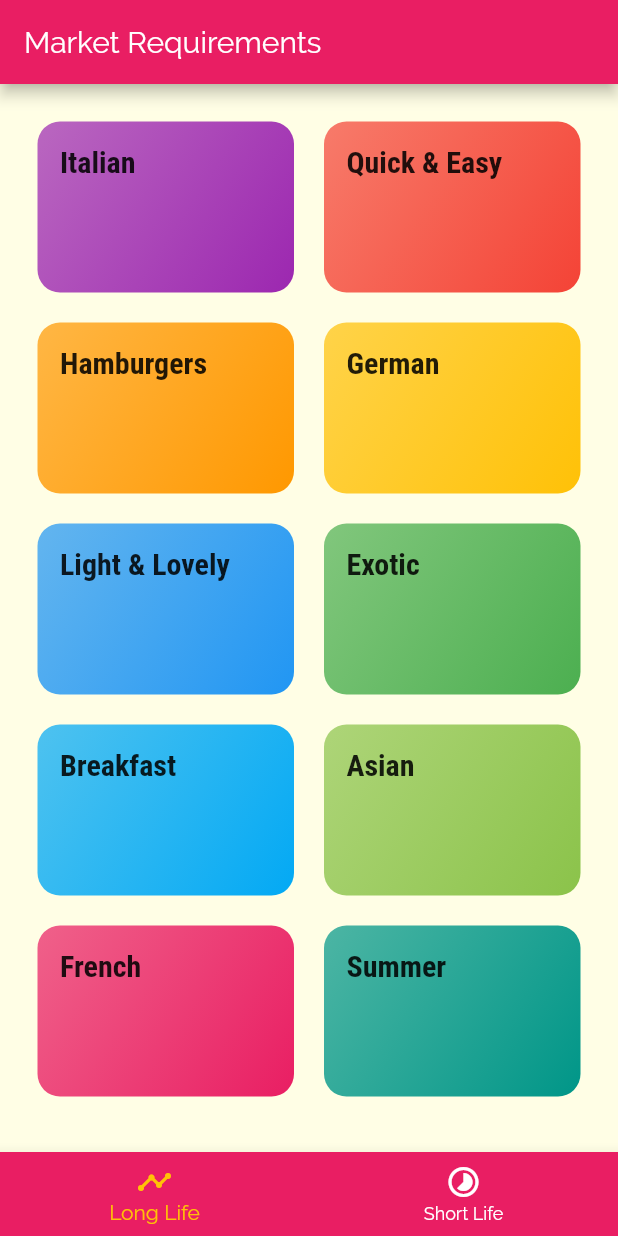
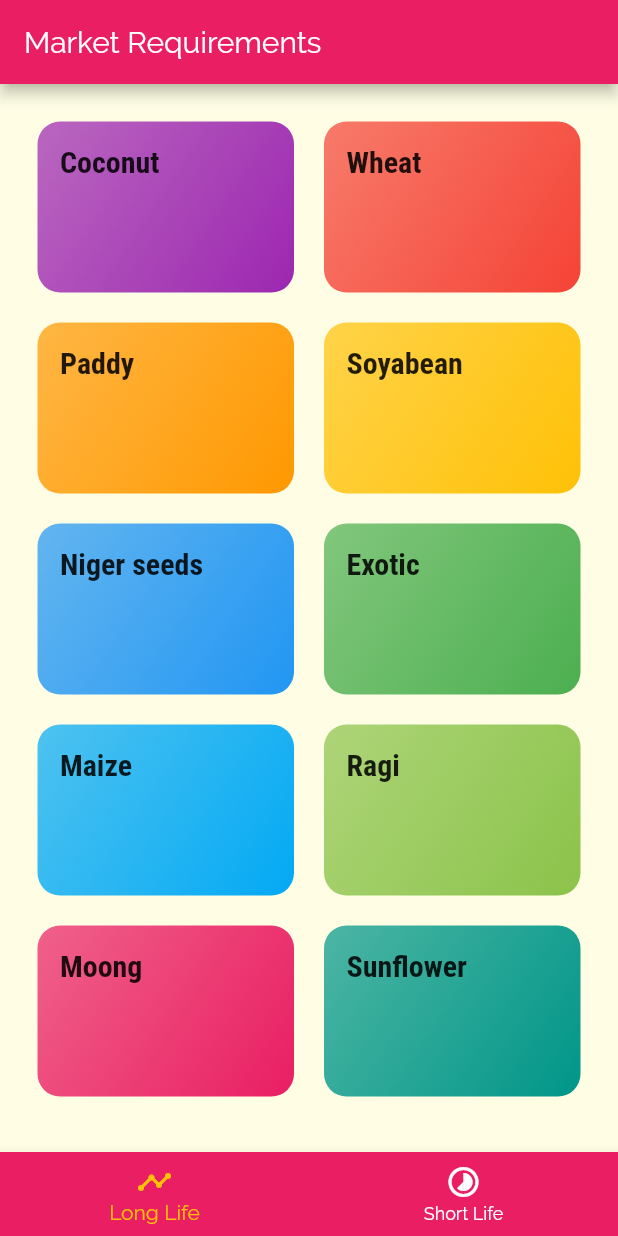
Before and after one commit to AbhayVAshokan/BeachHack2, a Flutter app: the screen it shows after launch, on a phone screen of 412 x 824 dp. Run offline on Flutter 3.47's test engine with Material 2 defaults, Android fonts, the phone set to English and light mode, and no system bars.

Commit message:
modified some files

```diff
--- a/farmer_app/lib/dummy_data.dart
+++ b/farmer_app/lib/dummy_data.dart
@@ -6,27 +6,27 @@ import './models/meal.dart';
 const DUMMY_CATEGORIES = const [
   Category(
     id: 'c1',
-    title: 'Italian',
+    title: 'Coconut',
     color: Colors.purple,
   ),
   Category(
     id: 'c2',
-    title: 'Quick & Easy',
+    title: 'Wheat',
     color: Colors.red,
   ),
   Category(
     id: 'c3',
-    title: 'Hamburgers',
+    title: 'Paddy',
     color: Colors.orange,
   ),
   Category(
     id: 'c4',
-    title: 'German',
+    title: 'Soyabean',
     color: Colors.amber,
   ),
   Category(
     id: 'c5',
-    title: 'Light & Lovely',
+    title: 'Niger seeds',
     color: Colors.blue,
   ),
   Category(
@@ -36,22 +36,22 @@ const DUMMY_CATEGORIES = const [
   ),
   Category(
     id: 'c7',
-    title: 'Breakfast',
+    title: 'Maize',
     color: Colors.lightBlue,
   ),
   Category(
     id: 'c8',
-    title: 'Asian',
+    title: 'Ragi',
     color: Colors.lightGreen,
   ),
   Category(
     id: 'c9',
-    title: 'French',
+    title: 'Moong',
     color: Colors.pink,
   ),
   Category(
     id: 'c10',
-    title: 'Summer',
+    title: 'Sunflower',
     color: Colors.teal,
   ),
 ];
@@ -63,11 +63,11 @@ const DUMMY_MEALS = const [
       'c1',
       'c2',
     ],
-    title: 'Spaghetti with Tomato Sauce',
+    title: 'Coconut',
     affordability: Affordability.Affordable,
     complexity: Complexity.Simple,
     imageUrl:
-        'https://upload.wikimedia.org/wikipedia/commons/thumb/2/20/Spaghetti_Bolognese_mit_Parmesan_oder_Grana_Padano.jpg/800px-Spaghetti_Bolognese_mit_Parmesan_oder_Grana_Padano.jpg',
+        'https://wallpaperaccess.com/full/1455672.jpg',
     duration: 20,
     ingredients: [
       '4 Tomatoes',
```
Also changed, not shown: farmer_app/lib/widgets/meal_item.dart (+12 -12 lines), 1 other file.
